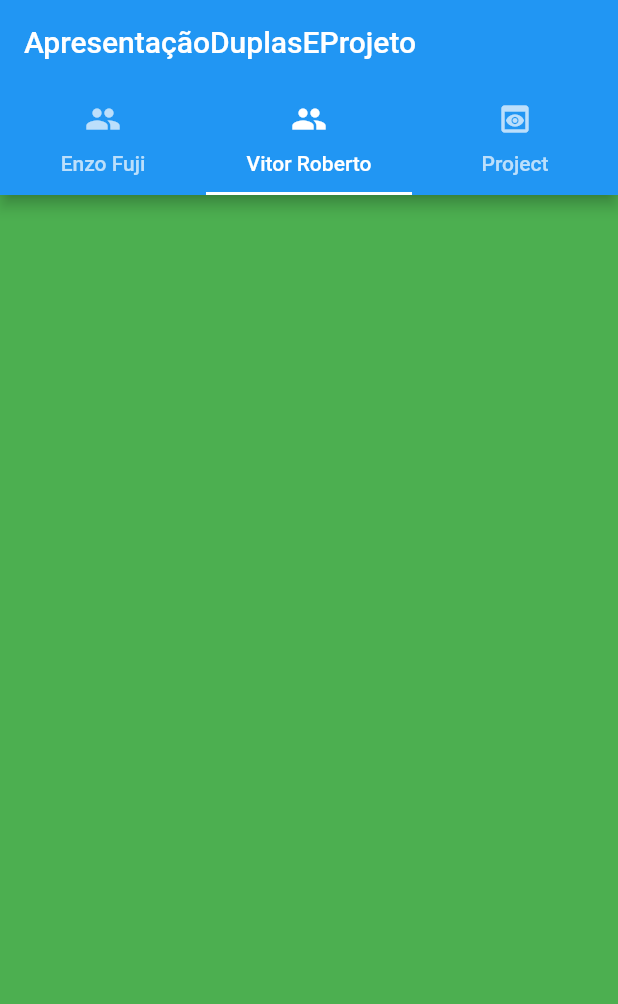
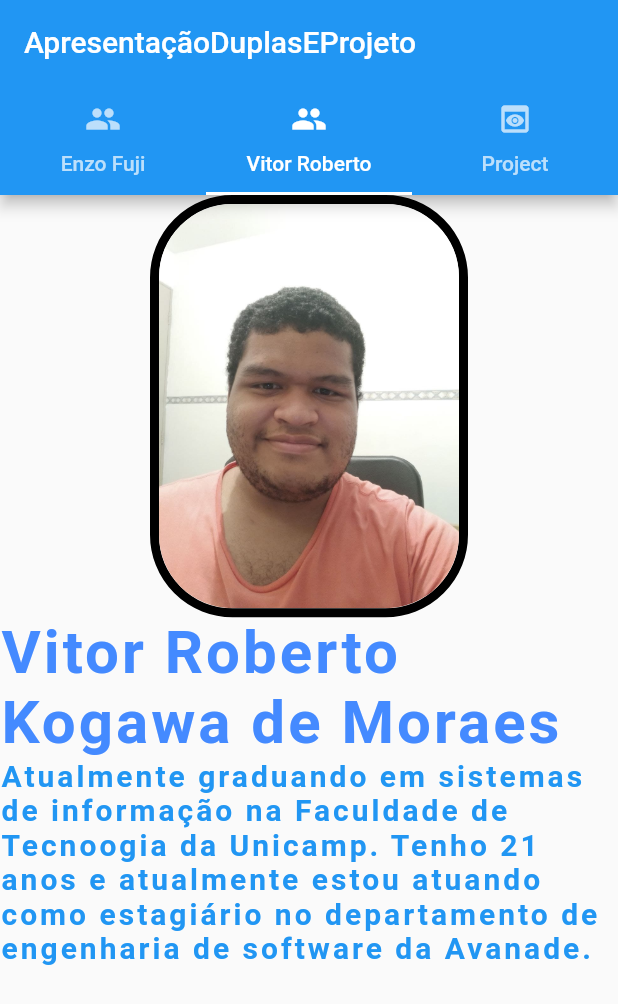
Before and after one commit to vitorKogawa/SI700, a Flutter app: the screen it shows after launch, tab 2 chosen, on a phone screen of 412 x 824 dp. Shown: the top 1004 px of the screen. Run offline on Flutter 3.47's test engine with Material 2 defaults, Android fonts, the phone set to English and light mode, and no system bars.

Commit message:
Descrição do projeto e adição do meu perfil

```diff
--- a/entrega03/exercicio03/lib/view/tela2/tela_02.dart
+++ b/entrega03/exercicio03/lib/view/tela2/tela_02.dart
@@ -3,10 +3,36 @@ import 'package:flutter/material.dart';
 class SecondView extends StatelessWidget {
   @override
   Widget build(BuildContext context) {
-    return Center(
-      child: Container(
-        color: Colors.green,
-      ),
-    );
+    return SingleChildScrollView(
+    child: Column(
+      children: [
+        Container(
+          decoration: BoxDecoration(
+              borderRadius: BorderRadius.circular(55),
+              border: Border.all(color: Colors.black, width: 6)),
+          child: ClipRRect(
+              borderRadius: BorderRadius.circular(49),
+              child: Image.asset(
+                'assets/images/perfil_vitor.jpg',
+                width: 200,
+              )),
+        ),
+        Text("Vitor Roberto Kogawa de Moraes",
+            style: TextStyle(
+                fontSize: 40,
+                fontWeight: FontWeight.bold,
+                letterSpacing: 2,
+                color: Colors.blueAccent)),
+        Text(
+          "Atualmente graduando em sistemas de informação na Faculdade de Tecnoogia da Unicamp. Tenho 21 anos e atualmente estou atuando como estagiário no departamento de engenharia de software da Avanade.",
+          style: TextStyle(
+              fontSize: 20,
+              color: Colors.blue,
+              letterSpacing: 2,
+              fontWeight: FontWeight.bold),
+        )
+      ],
+    ),
+  );
   }
 }
--- a/entrega03/exercicio03/pubspec.yaml
+++ b/entrega03/exercicio03/pubspec.yaml
@@ -47,6 +47,7 @@ flutter:
   # To add assets to your application, add an assets section, like this:
   assets:
    - assets/images/enzo.jpg
+   - assets/images/perfil_vitor.jpg
   #   - images/a_dot_ham.jpeg
 
   # An image asset can refer to one or more resolution-specific "variants", see
--- a/trab2/lib/main.dart
+++ b/trab2/lib/main.dart
@@ -51,7 +51,6 @@ List<Widget> buildSquares() {
           decoration: BoxDecoration(color: Colors.green),
           height: 100,
           width: 60,
-          // child: Text("$i$j"),
           key: Key("$i$j"),
           margin: EdgeInsets.all(5)));
     }
@@ -60,13 +59,11 @@ List<Widget> buildSquares() {
   for (int i = 0; i < thorPath.length; i++) {
     for (int j = 0; j < squares.length; j++) {
       var aux = Key("${thorPath[i][0]}${thorPath[i][1]}");
-      print(squares[j].key);
       if (aux == squares[j].key) {
         squares[j] = Container(
           decoration: BoxDecoration(color: Colors.blue),
           height: 100,
           width: 60,
-          // child: Text("thor"),
           margin: EdgeInsets.all(5));
       }
     }
```
Also changed, not shown: entrega03/exercicio03/lib/view/tela3/tela_03.dart (+18 -1 lines), entrega03/exercicio03/assets/images/perfil_vitor.jpg (added).
